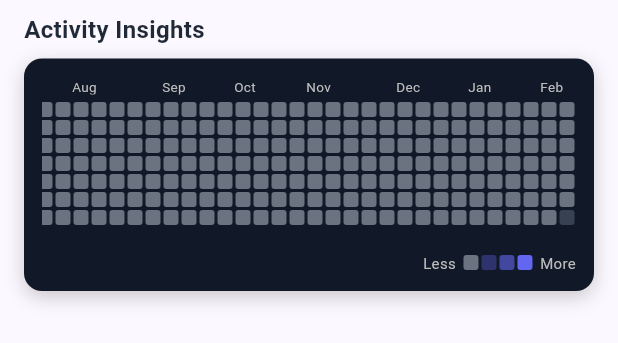
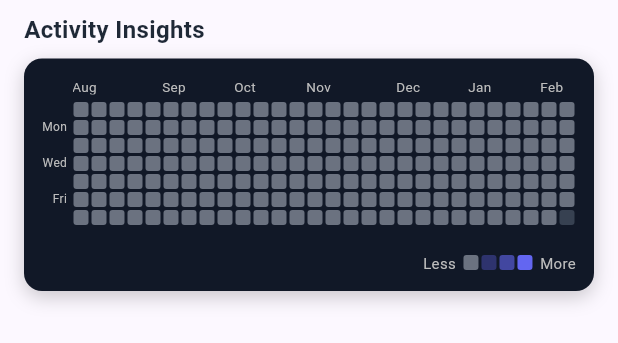
Before and after one commit to erickveil/raleigh, a Flutter app: the ContributionGraph widget shown alone on an empty page, opened directly with empty values, on a phone screen of 412 x 824 dp. Shown: the top 343 px of the screen. Run offline on Flutter 3.47's test engine with Material 3 defaults, Android fonts, the phone set to English and light mode, and no system bars; our stand-ins replace file_picker, hive, hive_flutter; accounts and stored records are empty; generated files the repository leaves out were written again.

Commit message:
🔧 Added weekday lables to Y axis of grid

```diff
--- a/lib/widgets/contribution_graph.dart
+++ b/lib/widgets/contribution_graph.dart
@@ -71,6 +71,32 @@ class ContributionGraph extends StatelessWidget {
           child: Column(
             children: [
               Expanded(
+                child: Row(
+                  mainAxisAlignment: MainAxisAlignment.center,
+                  crossAxisAlignment: CrossAxisAlignment.start,
+                  children: [
+                    Column(
+                      crossAxisAlignment: CrossAxisAlignment.end,
+                      children: [
+                        const SizedBox(height: 16), // Month labels + gap
+                        ...['', 'Mon', '', 'Wed', '', 'Fri', ''].map(
+                          (day) => SizedBox(
+                            height: 12,
+                            child: Padding(
+                              padding: const EdgeInsets.only(right: 4),
+                              child: Text(
+                                day,
+                                style: TextStyle(
+                                  fontSize: 8,
+                                  color: Colors.grey[400],
+                                ),
+                              ),
+                            ),
+                          ),
+                        ),
+                      ],
+                    ),
+                    Flexible(
                       child: SingleChildScrollView(
                         scrollDirection: Axis.horizontal,
                         reverse: true, // Start from the right (today)
@@ -128,11 +154,15 @@ class ContributionGraph extends StatelessWidget {
                                     );
 
                                     if (currentDay.isAfter(endDate)) {
-                                return _buildEmptyBox(const Color(0xFF374151));
+                                      return _buildEmptyBox(
+                                        const Color(0xFF374151),
+                                      );
                                     }
 
                                     if (currentDay.isBefore(startDate)) {
-                                return _buildEmptyBox(const Color(0xFF374151));
+                                      return _buildEmptyBox(
+                                        const Color(0xFF374151),
+                                      );
                                     }
 
                                     final dateKey = DateTime(
@@ -140,7 +170,8 @@ class ContributionGraph extends StatelessWidget {
                                       currentDay.month,
                                       currentDay.day,
                                     );
-                              final count = contributionCounts[dateKey] ?? 0;
+                                    final count =
+                                        contributionCounts[dateKey] ?? 0;
 
                                     // Week gradient: Red (0) to Purple (270)
                                     // weekIndex 0 is 1 year ago, weekIndex weeksToShow-1 is today.
@@ -150,13 +181,19 @@ class ContributionGraph extends StatelessWidget {
                                         HSVColor.fromAHSV(1.0, hue, 0.7, 1.0)
                                             .toColor();
 
-                              return _buildContributionBox(count, baseColor);
+                                    return _buildContributionBox(
+                                      count,
+                                      baseColor,
+                                    );
                                   }),
                                 );
                               }),
                             ),
                           ],
                         ),
+                      ),
+                    ),
+                  ],
                 ),
               ),
               const SizedBox(height: 8),
```
Lines whose indentation alone changed are shown as unchanged.
